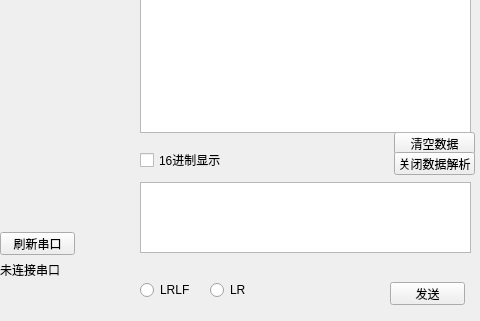
First picture: the form in qtproj/widget.ui, repository Fboxtt/qt_proj, before the edit; both pictures show x 230 to 710 and y 178 to 499 of the 1135 by 499 pixel window.
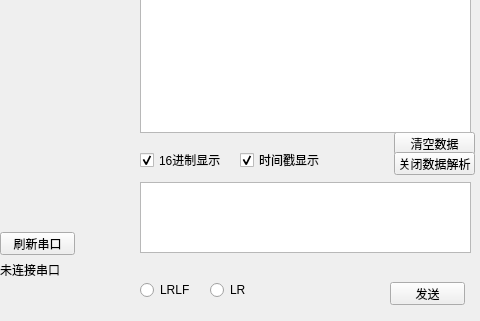
Second picture: the form after the edit.

Commit message: 增加时间戳按钮

What changed in the file:
```diff
--- a/qtproj/widget.ui
+++ b/qtproj/widget.ui
@@ -329,6 +329,9 @@
    <property name="text">
     <string>16进制显示</string>
    </property>
+   <property name="checked">
+    <bool>true</bool>
+   </property>
   </widget>
   <widget class="QPushButton" name="pushButton_2">
    <property name="geometry">
@@ -343,6 +346,25 @@
     <string>解析</string>
    </property>
   </widget>
+  <widget class="QCheckBox" name="TimeCheckBox">
+   <property name="geometry">
+    <rect>
+     <x>470</x>
+     <y>330</y>
+     <width>101</width>
+     <height>16</height>
+    </rect>
+   </property>
+   <property name="autoFillBackground">
+    <bool>false</bool>
+   </property>
+   <property name="text">
+    <string>时间戳显示</string>
+   </property>
+   <property name="checked">
+    <bool>true</bool>
+   </property>
+  </widget>
  </widget>
  <resources/>
  <connections/>
```
The commit also changes 2 other files.
